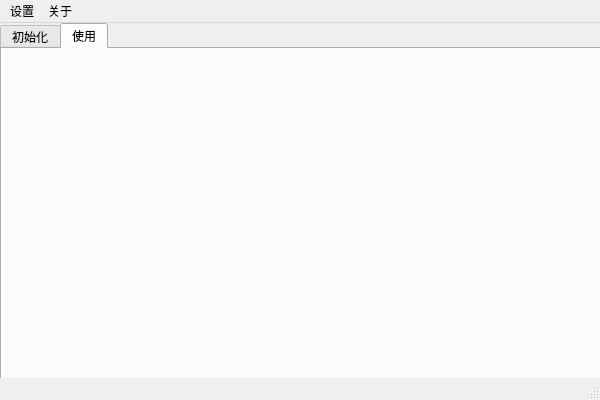
First picture: the form in hexo_GUI/hexo_GUI.ui, repository intmian/hexo_GUI, before the edit.
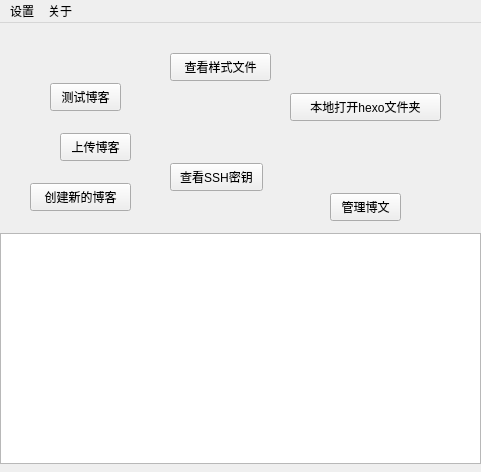
Second picture: the form after the edit.

Commit message: 预留接口

```diff
--- a/hexo_GUI/hexo_GUI.ui
+++ b/hexo_GUI/hexo_GUI.ui
@@ -6,36 +6,114 @@
    <rect>
     <x>0</x>
     <y>0</y>
-    <width>600</width>
-    <height>400</height>
+    <width>481</width>
+    <height>472</height>
    </rect>
   </property>
   <property name="windowTitle">
    <string>hexo_GUI</string>
   </property>
   <widget class="QWidget" name="centralWidget">
-   <widget class="QTabWidget" name="tabWidget">
+   <widget class="QTextBrowser" name="textBrowser">
     <property name="geometry">
      <rect>
       <x>0</x>
-      <y>0</y>
-      <width>611</width>
-      <height>371</height>
+      <y>210</y>
+      <width>481</width>
+      <height>231</height>
      </rect>
     </property>
-    <property name="currentIndex">
-     <number>1</number>
+   </widget>
+   <widget class="QPushButton" name="pushButton_4">
+    <property name="geometry">
+     <rect>
+      <x>170</x>
+      <y>30</y>
+      <width>101</width>
+      <height>28</height>
+     </rect>
     </property>
-    <widget class="QWidget" name="tab">
-     <attribute name="title">
-      <string>初始化</string>
-     </attribute>
-    </widget>
-    <widget class="QWidget" name="tab_2">
-     <attribute name="title">
-      <string>使用</string>
-     </attribute>
-    </widget>
+    <property name="text">
+     <string>查看样式文件</string>
+    </property>
+   </widget>
+   <widget class="QPushButton" name="pushButton_2">
+    <property name="geometry">
+     <rect>
+      <x>60</x>
+      <y>110</y>
+      <width>71</width>
+      <height>28</height>
+     </rect>
+    </property>
+    <property name="text">
+     <string>上传博客</string>
+    </property>
+   </widget>
+   <widget class="QPushButton" name="pushButton_3">
+    <property name="geometry">
+     <rect>
+      <x>50</x>
+      <y>60</y>
+      <width>71</width>
+      <height>28</height>
+     </rect>
+    </property>
+    <property name="text">
+     <string>测试博客</string>
+    </property>
+   </widget>
+   <widget class="QPushButton" name="pushButton">
+    <property name="geometry">
+     <rect>
+      <x>30</x>
+      <y>160</y>
+      <width>101</width>
+      <height>28</height>
+     </rect>
+    </property>
+    <property name="text">
+     <string>创建新的博客</string>
+    </property>
+   </widget>
+   <widget class="QPushButton" name="pushButton_5">
+    <property name="geometry">
+     <rect>
+      <x>170</x>
+      <y>140</y>
+      <width>93</width>
+      <height>28</height>
+     </rect>
+    </property>
+    <property name="text">
+     <string>查看SSH密钥</string>
+    </property>
+   </widget>
+   <widget class="QPushButton" name="pushButton_6">
+    <property name="geometry">
+     <rect>
+      <x>290</x>
+      <y>70</y>
+      <width>151</width>
+      <height>28</height>
+     </rect>
+    </property>
+    <property name="text">
+     <string>本地打开hexo文件夹</string>
+    </property>
+   </widget>
+   <widget class="QPushButton" name="pushButton_7">
+    <property name="geometry">
+     <rect>
+      <x>330</x>
+      <y>170</y>
+      <width>71</width>
+      <height>28</height>
+     </rect>
+    </property>
+    <property name="text">
+     <string>管理博文</string>
+    </property>
    </widget>
   </widget>
   <widget class="QMenuBar" name="menuBar">
@@ -43,7 +121,7 @@
     <rect>
      <x>0</x>
      <y>0</y>
-     <width>600</width>
+     <width>481</width>
      <height>26</height>
     </rect>
    </property>
@@ -60,7 +138,6 @@
    <addaction name="menu"/>
    <addaction name="menu_2"/>
   </widget>
-  <widget class="QStatusBar" name="statusBar"/>
  </widget>
  <layoutdefault spacing="6" margin="11"/>
  <resources>
```
